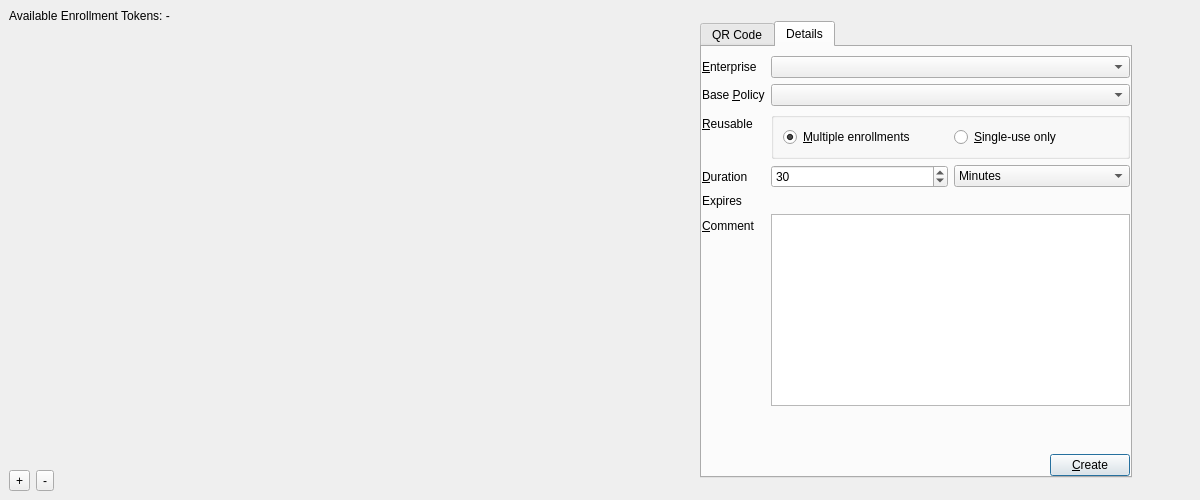
Before: the Qt Designer form FWAdminLib/EnrollAndroidDeviceDlg.ui in fw-dev/translations, drawn with Qt 5.
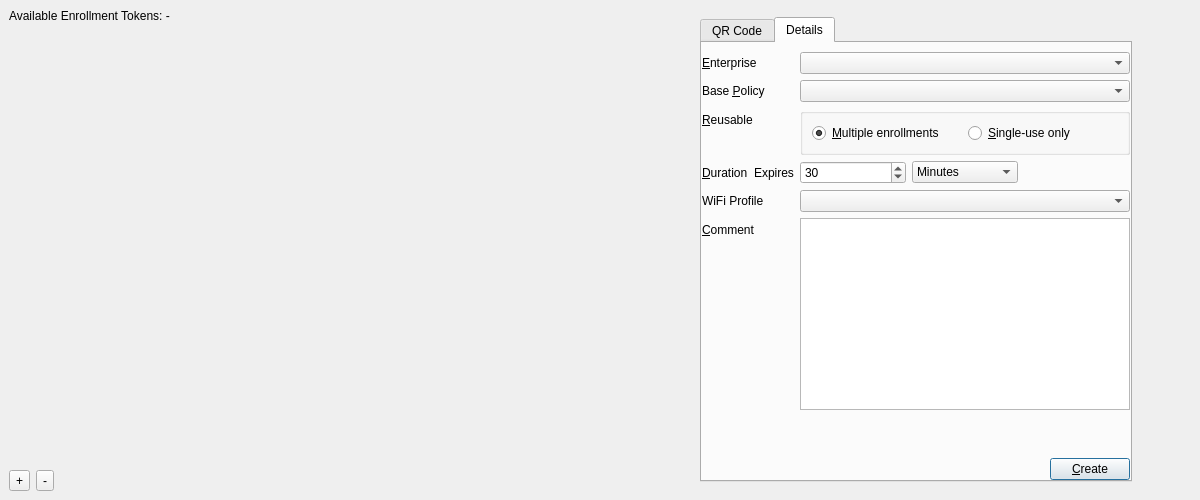
After: the same form once the commit is applied. Custom widgets are drawn as their Qt base class.

```diff
--- a/FWAdminLib/EnrollAndroidDeviceDlg.ui
+++ b/FWAdminLib/EnrollAndroidDeviceDlg.ui
@@ -129,7 +129,7 @@
      <property name="autoFillBackground">
       <bool>false</bool>
      </property>
-     <layout class="QVBoxLayout" name="vl_tokenDetails">
+     <layout class="QVBoxLayout" name="vl_itemContainer">
       <item>
        <widget class="QTabWidget" name="tab_tokenDetailsContainer">
         <property name="sizePolicy">
@@ -317,6 +317,8 @@
              </widget>
             </item>
             <item row="3" column="0">
+             <layout class="QHBoxLayout" name="hl_lblDuration">
+              <item>
              <widget class="QLabel" name="form_durationLabel">
               <property name="toolTip">
                <string>Tokens can be valid for as little as 1 minute or as long as 30 days.</string>
@@ -332,6 +334,15 @@
               </property>
              </widget>
             </item>
+              <item>
+               <widget class="QLabel" name="form_expiresLabel">
+                <property name="text">
+                 <string>Expires</string>
+                </property>
+               </widget>
+              </item>
+             </layout>
+            </item>
             <item row="3" column="1">
              <layout class="QHBoxLayout" name="hl_duration">
               <item>
@@ -378,8 +389,28 @@
                 </item>
                </widget>
               </item>
+              <item>
+               <widget class="QLabel" name="form_expiresValueLabel">
+                <property name="text">
+                 <string/>
+                </property>
+               </widget>
+              </item>
              </layout>
             </item>
+            <item row="4" column="0">
+             <widget class="QLabel" name="form_wifiLabel">
+              <property name="toolTip">
+               <string>&lt;html&gt;&lt;head/&gt;&lt;body&gt;&lt;p&gt;WiFi information encoded into QR code. &lt;span style=&quot; font-style:italic;&quot;&gt;Note that this encoding is client side and not transmitted to Google.&lt;/span&gt;&lt;/p&gt;&lt;/body&gt;&lt;/html&gt;</string>
+              </property>
+              <property name="text">
+               <string>WiFi Profile</string>
+              </property>
+             </widget>
+            </item>
+            <item row="4" column="1">
+             <widget class="QComboBox" name="form_wifi"/>
+            </item>
             <item row="5" column="0">
              <widget class="QLabel" name="form_commentLabel">
               <property name="text">
@@ -390,20 +421,6 @@
               </property>
              </widget>
             </item>
-            <item row="4" column="0">
-             <widget class="QLabel" name="form_expiresLabel">
-              <property name="text">
-               <string>Expires</string>
-              </property>
-             </widget>
-            </item>
-            <item row="4" column="1">
-             <widget class="QLabel" name="form_expiresValueLabel">
-              <property name="text">
-               <string/>
-              </property>
-             </widget>
-            </item>
             <item row="5" column="1">
              <widget class="QPlainTextEdit" name="form_comment"/>
             </item>
```
Lines whose indentation alone changed are shown as unchanged.
